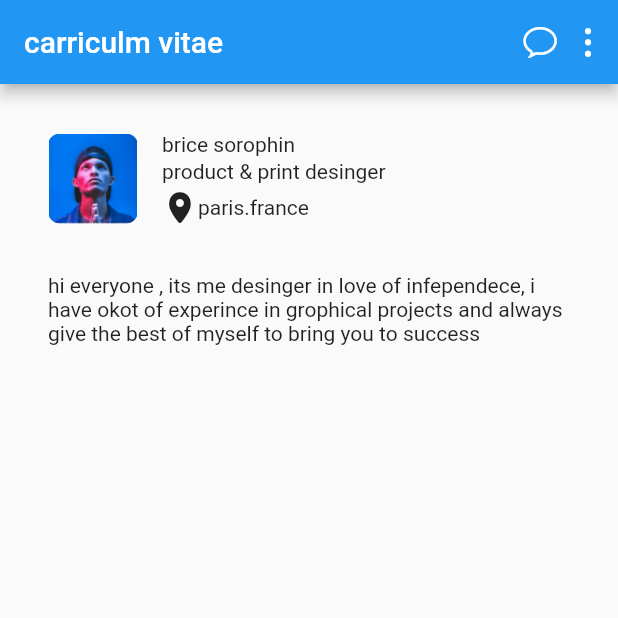
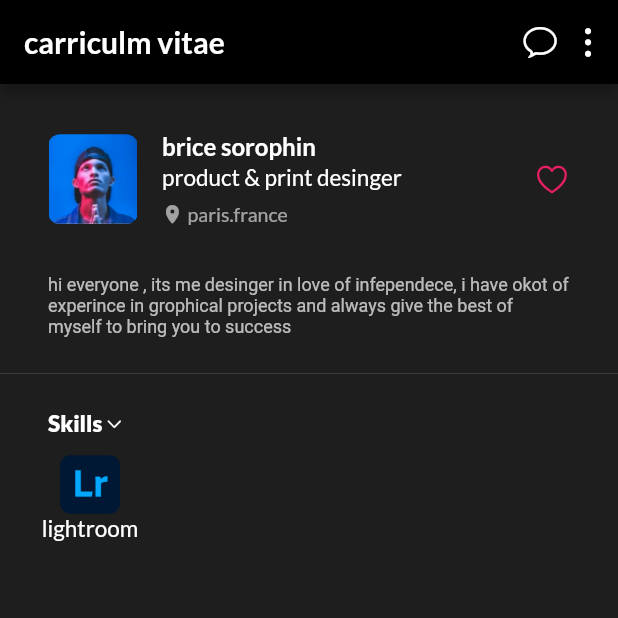
Before and after one commit to lfawtme/application, a Flutter app: the screen it shows after launch, on a phone screen of 412 x 824 dp, the top half of it. Run offline on Flutter 3.47's test engine with Material 2 defaults, Android fonts, the phone set to English and light mode, and no system bars; our stand-ins replace google_fonts.

Commit message:
new file:   application 	modified:   lib/main.dart 	modified:   macos/Flutter/GeneratedPluginRegistrant.swift 	modified:   pubspec.lock 	modified:   pubspec.yaml origin/main

```diff
--- a/lib/main.dart
+++ b/lib/main.dart
@@ -1,5 +1,6 @@
 import 'package:flutter/cupertino.dart';
 import 'package:flutter/material.dart';
+import 'package:google_fonts/google_fonts.dart';
 
 void main() {
   runApp(const MyApp());
@@ -24,6 +25,19 @@ class MyApp extends StatelessWidget {
         // Notice that the counter didn't reset back to zero; the application
         // is not restarted.
         primarySwatch: Colors.blue,
+        primaryColor: Colors.pink.shade500,
+        brightness: Brightness.dark,
+        scaffoldBackgroundColor: Color.fromARGB(255, 30, 30, 30),
+        appBarTheme: AppBarTheme(backgroundColor: Colors.black),
+        textTheme: GoogleFonts.latoTextTheme(
+          TextTheme(
+            bodyText2: TextStyle(fontSize: 15),
+            bodyText1: TextStyle(
+                fontSize: 13, color: Color.fromARGB(150, 255, 255, 255)),
+            headline6: TextStyle(fontWeight: FontWeight.bold),
+            subtitle1: TextStyle(fontSize: 16, fontWeight: FontWeight.bold),
+          ),
+        ),
       ),
       home: MyHomePage(),
     );
@@ -47,6 +61,7 @@ class MyHomePage extends StatelessWidget {
           ],
         ),
         body: Column(
+          crossAxisAlignment: CrossAxisAlignment.start,
           children: [
             Padding(
               padding: const EdgeInsets.all(32),
@@ -63,33 +78,91 @@ class MyHomePage extends StatelessWidget {
                   SizedBox(
                     width: 16,
                   ),
-                  Column(
+                  Expanded(
+                    child: Column(
                       crossAxisAlignment: CrossAxisAlignment.start,
                       children: [
-                      Text('brice sorophin'),
+                        Text(
+                          'brice sorophin',
+                          style: Theme.of(context).textTheme.subtitle1,
+                        ),
                         SizedBox(
                           height: 2,
                         ),
                         Text('product & print desinger'),
                         SizedBox(
-                        height: 4,
+                          height: 8,
                         ),
                         Row(
                           children: [
-                          Icon(CupertinoIcons.location_solid),
-                          Text('paris.france')
+                            Icon(
+                              CupertinoIcons.location_solid,
+                              size: 14,
+                              color:
+                                  Theme.of(context).textTheme.bodyText1!.color,
+                            ),
+                            SizedBox(width: 3),
+                            Text('paris.france',
+                                style: Theme.of(context).textTheme.bodyText1),
                           ],
-                      )
+                        ),
                       ],
-                  )
+                    ),
+                  ),
+                  Icon(
+                    CupertinoIcons.heart,
+                    color: Theme.of(context).primaryColor,
+                  ),
                 ],
               ),
             ),
             Padding(
               padding: const EdgeInsets.fromLTRB(32, 0, 32, 16),
               child: Text(
-                  'hi everyone , its me desinger in love of infependece, i have okot of experince in grophical projects and always give the best of myself to bring you to success '),
+                'hi everyone , its me desinger in love of infependece, i have okot of experince in grophical projects and always give the best of myself to bring you to success ',
+                style: Theme.of(context).textTheme.caption,
               ),
+            ),
+            Divider(),
+            Padding(
+              padding: const EdgeInsets.fromLTRB(32, 16, 32, 12),
+              child: Row(
+                crossAxisAlignment: CrossAxisAlignment.center,
+                children: [
+                  Text(
+                    'Skills',
+                    style: Theme.of(context)
+                        .textTheme
+                        .bodyText2!
+                        .copyWith(fontWeight: FontWeight.w800),
+                  ),
+                  SizedBox(width: 2),
+                  Icon(
+                    CupertinoIcons.chevron_down,
+                    size: 12,
+                  ),
+                ],
+              ),
+            ),
+            Wrap(
+              direction: Axis.horizontal,
+              children: [
+                Container(
+                  width: 120,
+                  height: 100,
+                  child: Column(
+                    children: [
+                      Image.asset(
+                        'assets/images/photoshop-lightroom.png',
+                        height: 40,
+                        width: 40,
+                      ),
+                      Text('lightroom'),
+                    ],
+                  ),
+                )
+              ],
+            )
           ],
         ));
   }
--- a/pubspec.yaml
+++ b/pubspec.yaml
@@ -36,6 +36,7 @@ dependencies:
   # Use with the CupertinoIcons class for iOS style icons.
   cupertino_icons: ^1.0.2
   google_fonts: ^4.0.4
+
 
 dev_dependencies:
   flutter_test:
```
Also changed, not shown: pubspec.lock, 1 other file. Lines whose indentation alone changed are shown as unchanged.
